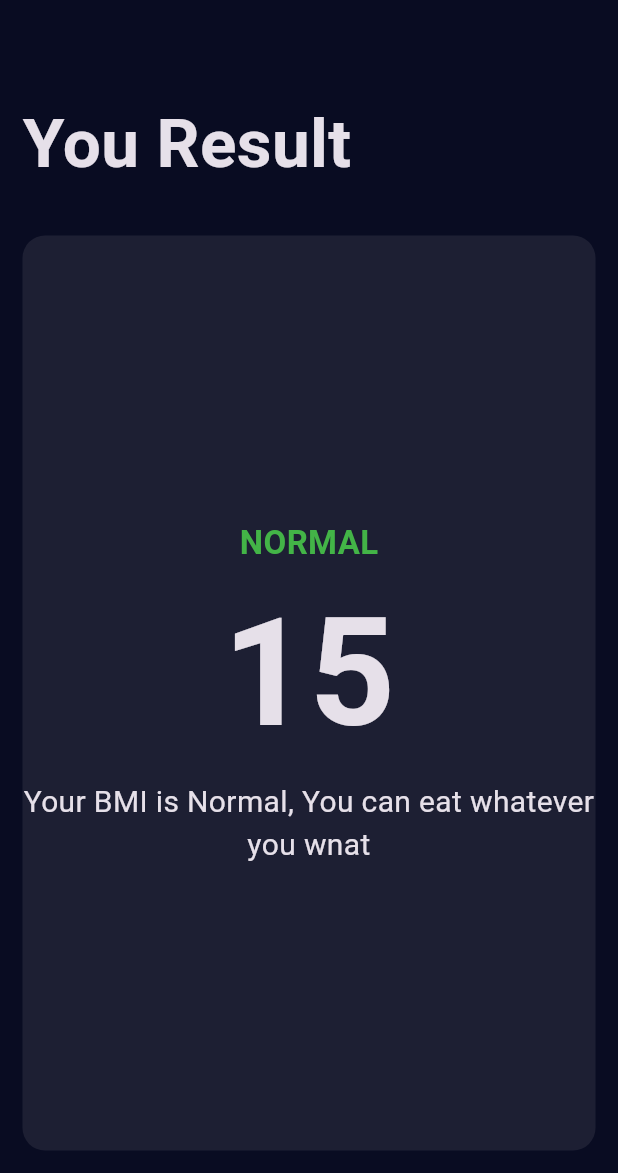
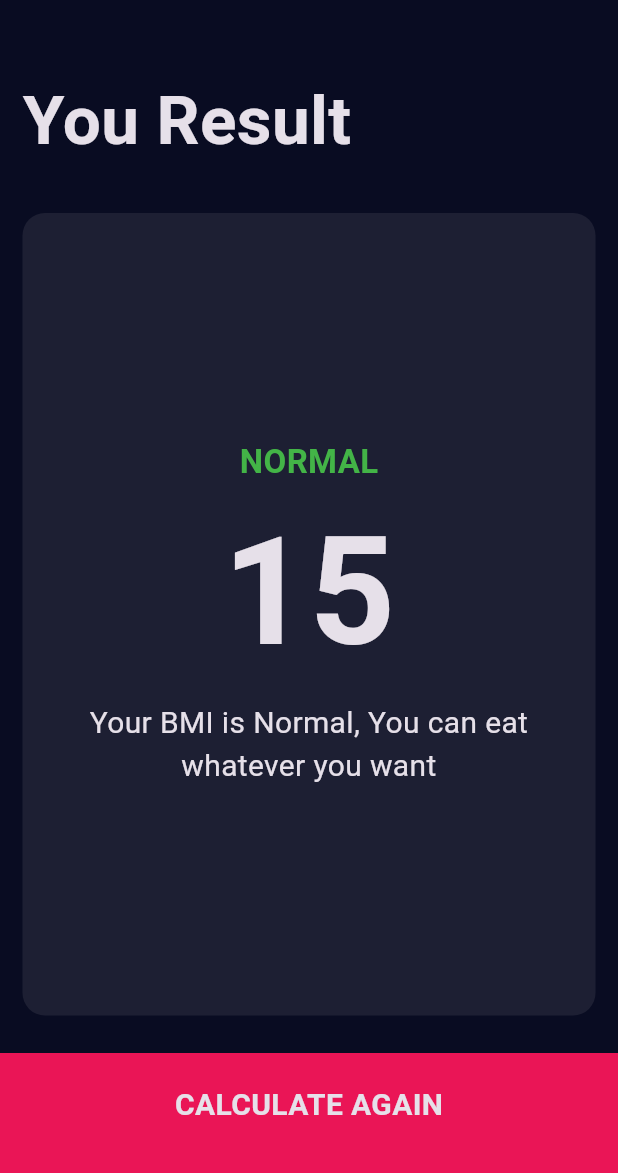
Before and after one commit to Amal-AM4/bmi_calc, a Flutter app: the ResultScreen screen opened directly, on a phone screen of 412 x 824 dp, the part 63-1236 px from its top. Run offline on Flutter 3.47's test engine with Material 3 defaults, Android fonts, the phone set to English and light mode, and no system bars; our stand-ins replace font_awesome_flutter.

```diff
--- a/lib/ResultPage.dart
+++ b/lib/ResultPage.dart
@@ -1,6 +1,7 @@
 import 'package:flutter/material.dart';
 import 'constants.dart';
 import 'resusable_card.dart';
+import 'Extracted_Buttons.dart';
 
 class ResultScreen extends StatelessWidget {
   const ResultScreen({super.key});
@@ -29,14 +30,21 @@ class ResultScreen extends StatelessWidget {
                 children: [
                   Text('NORMAL', style: kNormalText),
                   Text('15', style: kLargeText),
-                  Text(
-                    'Your BMI is Normal, You can eat whatever you wnat',
-                    style: kInterpretationStyle,
-                    textAlign: TextAlign.center,
+                  Padding(
+                    padding: const EdgeInsets.all(1.0),
+                    child: Text(
+                      'Your BMI is Normal, You can eat whatever you want',
+                      style: kInterpretationStyle,
+                      textAlign: TextAlign.center,
+                    ),
                   ),
                 ],
               ),
             ),
+          ),
+          BottomButton(
+            buttonName: 'CALCULATE AGAIN',
+            onPressed: Navigator.of(context).pop,
           ),
         ],
       ),
--- a/lib/input_page.dart
+++ b/lib/input_page.dart
@@ -5,7 +5,7 @@ import 'icon_details.dart';
 import 'constants.dart';
 import 'Extracted_Buttons.dart';
 
-// import 'ResultPage.dart';
+import 'ResultPage.dart';
 
 class InputPage extends StatefulWidget {
   const InputPage({super.key});
@@ -206,7 +206,15 @@ class _InputPageState extends State<InputPage> {
             ),
           ),
 
-          BottomButton(),
+          BottomButton(
+            buttonName: 'CALCULATE',
+            onPressed: () {
+              Navigator.push(
+                context,
+                MaterialPageRoute(builder: (context) => ResultScreen()),
+              );
+            },
+          ),
         ],
       ),
     );
```
Also changed, not shown: lib/Calculator.dart (added, +26 -0 lines), lib/Extracted_Buttons.dart (+1 -6 lines).
